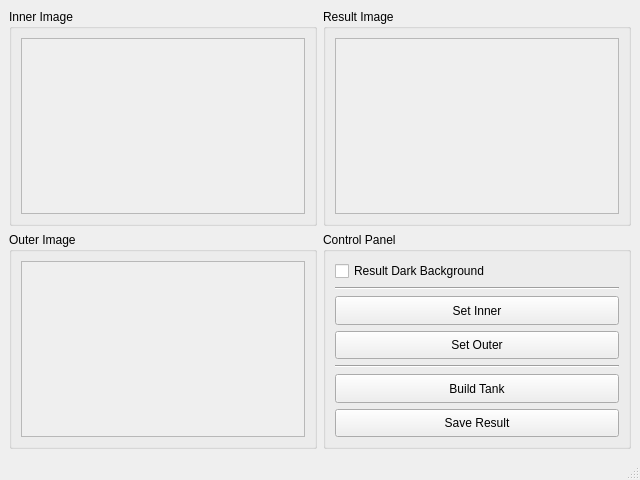
Above: app/view/main.ui from HsOjo/PhantomTank before the change. Below: the same form after it.
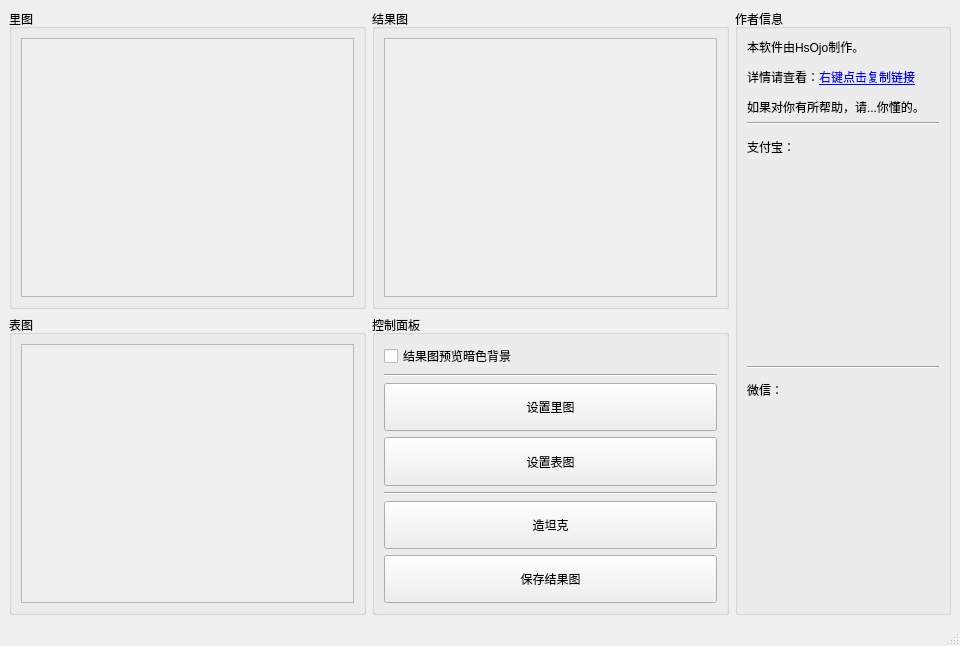
That is the form after the change.

The edit to the form file:
```diff
--- a/app/view/main.ui
+++ b/app/view/main.ui
@@ -6,8 +6,8 @@
    <rect>
     <x>0</x>
     <y>0</y>
-    <width>640</width>
-    <height>480</height>
+    <width>960</width>
+    <height>646</height>
    </rect>
   </property>
   <property name="windowTitle">
@@ -18,7 +18,7 @@
     <item row="0" column="0">
      <widget class="QGroupBox" name="groupBox">
       <property name="title">
-       <string>Inner Image</string>
+       <string>里图</string>
       </property>
       <layout class="QGridLayout" name="gridLayout_3">
        <item row="1" column="0">
@@ -31,8 +31,8 @@
            <rect>
             <x>0</x>
             <y>0</y>
-            <width>268</width>
-            <height>171</height>
+            <width>308</width>
+            <height>256</height>
            </rect>
           </property>
           <layout class="QGridLayout" name="gridLayout_6">
@@ -53,7 +53,7 @@
     <item row="0" column="1">
      <widget class="QGroupBox" name="groupBox_3">
       <property name="title">
-       <string>Result Image</string>
+       <string>结果图</string>
       </property>
       <layout class="QGridLayout" name="gridLayout_5">
        <item row="0" column="0">
@@ -66,8 +66,8 @@
            <rect>
             <x>0</x>
             <y>0</y>
-            <width>268</width>
-            <height>171</height>
+            <width>308</width>
+            <height>256</height>
            </rect>
           </property>
           <layout class="QGridLayout" name="gridLayout_8">
@@ -88,7 +88,7 @@
     <item row="1" column="0">
      <widget class="QGroupBox" name="groupBox_2">
       <property name="title">
-       <string>Outer Image</string>
+       <string>表图</string>
       </property>
       <layout class="QGridLayout" name="gridLayout_4">
        <item row="0" column="0">
@@ -101,8 +101,8 @@
            <rect>
             <x>0</x>
             <y>0</y>
-            <width>268</width>
-            <height>175</height>
+            <width>308</width>
+            <height>256</height>
            </rect>
           </property>
           <layout class="QGridLayout" name="gridLayout_7">
@@ -123,7 +123,7 @@
     <item row="1" column="1">
      <widget class="QGroupBox" name="groupBox_4">
       <property name="title">
-       <string>Control Panel</string>
+       <string>控制面板</string>
       </property>
       <layout class="QGridLayout" name="gridLayout_2">
        <item row="6" column="0">
@@ -135,14 +135,14 @@
           </sizepolicy>
          </property>
          <property name="text">
-          <string>Save Result</string>
+          <string>保存结果图</string>
          </property>
         </widget>
        </item>
        <item row="0" column="0">
         <widget class="QCheckBox" name="cb_dark">
          <property name="text">
-          <string>Result Dark Background</string>
+          <string>结果图预览暗色背景</string>
          </property>
         </widget>
        </item>
@@ -155,7 +155,7 @@
           </sizepolicy>
          </property>
          <property name="text">
-          <string>Set Inner</string>
+          <string>设置里图</string>
          </property>
         </widget>
        </item>
@@ -168,7 +168,7 @@
           </sizepolicy>
          </property>
          <property name="text">
-          <string>Set Outer</string>
+          <string>设置表图</string>
          </property>
         </widget>
        </item>
@@ -181,7 +181,7 @@
           </sizepolicy>
          </property>
          <property name="text">
-          <string>Build Tank</string>
+          <string>造坦克</string>
          </property>
         </widget>
        </item>
@@ -202,6 +202,100 @@
       </layout>
      </widget>
     </item>
+    <item row="0" column="2" rowspan="2">
+     <widget class="QGroupBox" name="groupBox_5">
+      <property name="title">
+       <string>作者信息</string>
+      </property>
+      <layout class="QGridLayout" name="gridLayout_9">
+       <item row="3" column="0">
+        <widget class="QLabel" name="l_alipay">
+         <property name="sizePolicy">
+          <sizepolicy hsizetype="Preferred" vsizetype="Expanding">
+           <horstretch>0</horstretch>
+           <verstretch>0</verstretch>
+          </sizepolicy>
+         </property>
+         <property name="minimumSize">
+          <size>
+           <width>192</width>
+           <height>192</height>
+          </size>
+         </property>
+         <property name="maximumSize">
+          <size>
+           <width>192</width>
+           <height>192</height>
+          </size>
+         </property>
+         <property name="text">
+          <string/>
+         </property>
+        </widget>
+       </item>
+       <item row="5" column="0">
+        <widget class="QLabel" name="label_3">
+         <property name="text">
+          <string>微信：</string>
+         </property>
+        </widget>
+       </item>
+       <item row="2" column="0">
+        <widget class="QLabel" name="label_2">
+         <property name="text">
+          <string>支付宝：</string>
+         </property>
+        </widget>
+       </item>
+       <item row="1" column="0">
+        <widget class="Line" name="line_4">
+         <property name="orientation">
+          <enum>Qt::Horizontal</enum>
+         </property>
+        </widget>
+       </item>
+       <item row="0" column="0">
+        <widget class="QLabel" name="label">
+         <property name="text">
+          <string>&lt;html&gt;&lt;head/&gt;&lt;body&gt;&lt;p&gt;本软件由HsOjo制作。&lt;/p&gt;&lt;p&gt;详情请查看：&lt;a href=&quot;http://blog.hsojo.com/2018/02/08/PhantomTank/&quot;&gt;&lt;span style=&quot; text-decoration: underline; color:#0000ff;&quot;&gt;右键点击复制链接&lt;/span&gt;&lt;/a&gt;&lt;/p&gt;&lt;p&gt;如果对你有所帮助，请...你懂的。&lt;/p&gt;&lt;/body&gt;&lt;/html&gt;</string>
+         </property>
+        </widget>
+       </item>
+       <item row="4" column="0">
+        <widget class="Line" name="line_3">
+         <property name="orientation">
+          <enum>Qt::Horizontal</enum>
+         </property>
+        </widget>
+       </item>
+       <item row="6" column="0">
+        <widget class="QLabel" name="l_wechat">
+         <property name="sizePolicy">
+          <sizepolicy hsizetype="Preferred" vsizetype="Expanding">
+           <horstretch>0</horstretch>
+           <verstretch>0</verstretch>
+          </sizepolicy>
+         </property>
+         <property name="minimumSize">
+          <size>
+           <width>192</width>
+           <height>192</height>
+          </size>
+         </property>
+         <property name="maximumSize">
+          <size>
+           <width>192</width>
+           <height>192</height>
+          </size>
+         </property>
+         <property name="text">
+          <string/>
+         </property>
+        </widget>
+       </item>
+      </layout>
+     </widget>
+    </item>
    </layout>
   </widget>
   <widget class="QStatusBar" name="statusbar"/>
```
Left out of the diff: 2 changed lines with no effect on the pictures.
